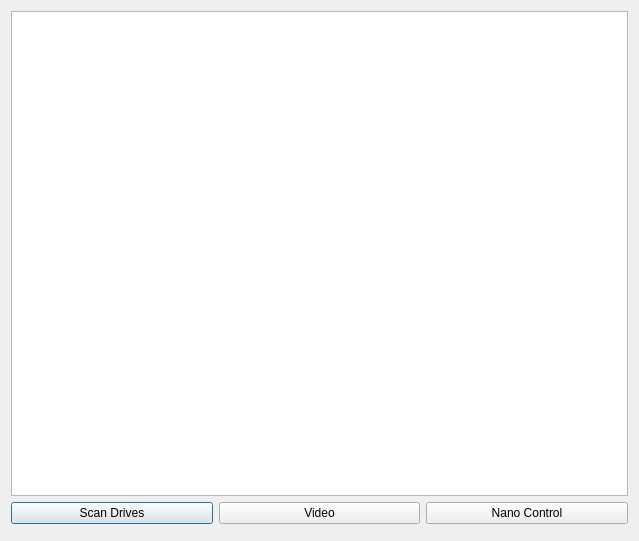
First picture: the form in RTDAQ-32bitui.ui, repository edemonpore/RTDAQ-32bit, before the edit.
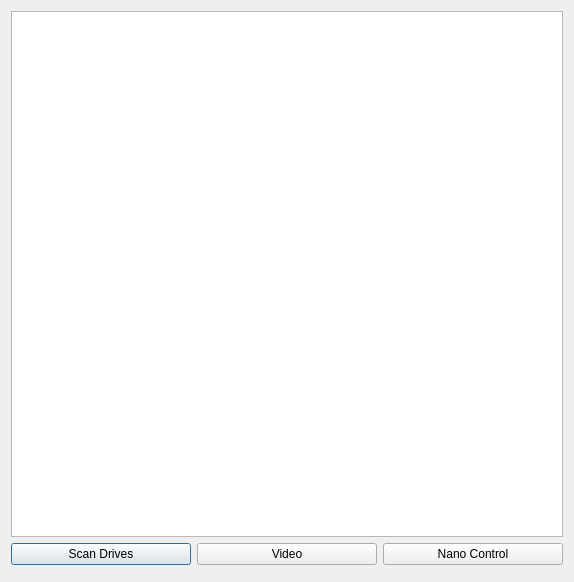
Second picture: the form after the edit.

Commit message: main window update

```diff
--- a/RTDAQ-32bitui.ui
+++ b/RTDAQ-32bitui.ui
@@ -6,8 +6,8 @@
    <rect>
     <x>0</x>
     <y>0</y>
-    <width>639</width>
-    <height>541</height>
+    <width>574</width>
+    <height>582</height>
    </rect>
   </property>
   <property name="windowTitle">
```
